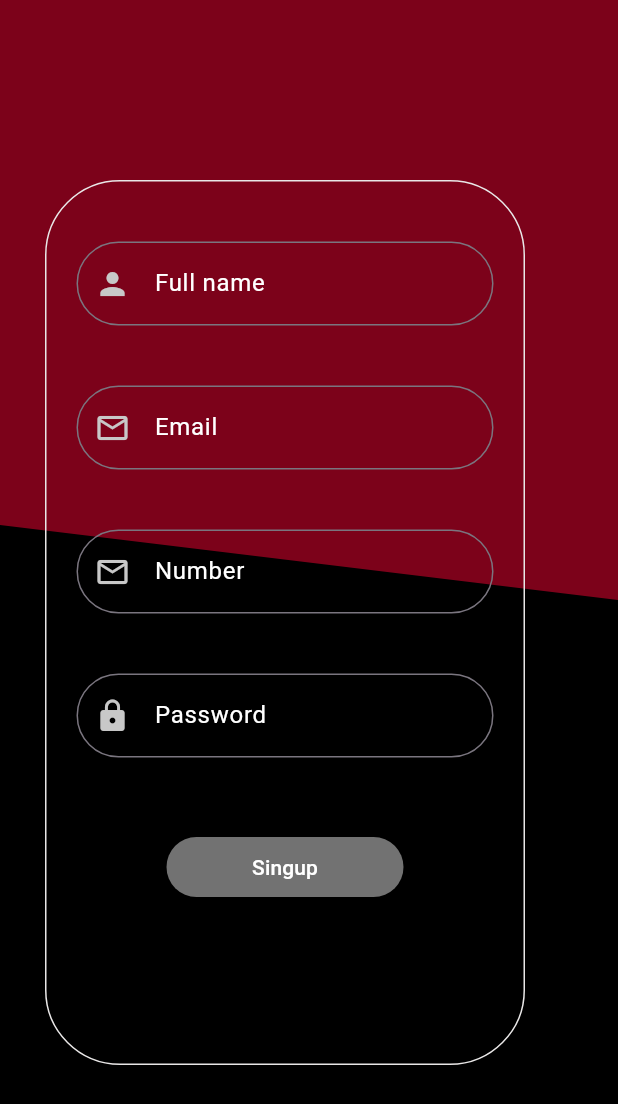
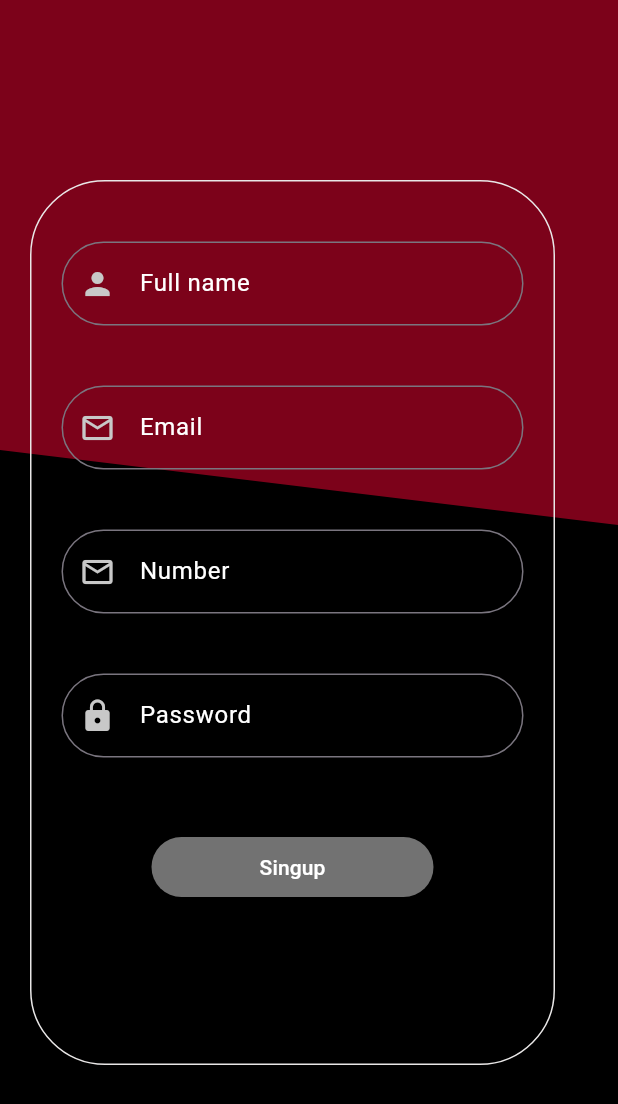
Before and after one commit to razakrazu/Spent-time, a Flutter app: the screen it shows after launch, after a tap on "Create New Account", on a phone screen of 412 x 824 dp. Shown: the top 1104 px of the screen. Run offline on Flutter 3.47's test engine with Material 3 defaults, Android fonts, the phone set to English and light mode, and no system bars; our stand-ins replace cloud_firestore, firebase_core, flutter_custom_clippers, get; accounts and stored records are empty.

Commit message:
home screen

```diff
--- a/lib/main.dart
+++ b/lib/main.dart
@@ -1,7 +1,9 @@
 import 'package:firebase_core/firebase_core.dart';
 import 'package:flutter/material.dart';
 import 'package:get/get_navigation/src/root/get_material_app.dart';
+import 'package:get/get_navigation/src/routes/get_route.dart';
 import 'package:spent_time/screens/login%20and%20singup/login_screen.dart';
+import 'package:spent_time/screens/login%20and%20singup/singup/singup_screen.dart';
 
 Future<void> main() async {
   WidgetsFlutterBinding.ensureInitialized();
@@ -25,7 +27,12 @@ class MyApp extends StatelessWidget {
         colorScheme: ColorScheme.fromSeed(seedColor: Colors.deepPurple),
         useMaterial3: true,
       ),
-      home:  Login_Screen(),
+
+      initialRoute: '/page1',
+      getPages: [
+        GetPage(name: '/page1', page: () => Login_Screen()),
+        GetPage(name: '/page2', page: () => Singup_Screen()),
+      ]
     );
   }
 }
--- a/lib/screens/login and singup/login_screen.dart
+++ b/lib/screens/login and singup/login_screen.dart
@@ -1,6 +1,7 @@
 
 import 'package:flutter/material.dart';
-import 'package:get/get_state_manager/src/rx_flutter/rx_obx_widget.dart';
+import 'package:flutter_custom_clippers/flutter_custom_clippers.dart';
+import 'package:get/get.dart';
 import 'package:spent_time/screens/login%20and%20singup/singup/singup_screen.dart';
 
 
@@ -10,14 +11,32 @@ class Login_Screen extends StatelessWidget {
   @override
   Widget build(BuildContext context) {
     return Scaffold(
-    backgroundColor: const Color.fromARGB(255, 101, 101, 101),
+    backgroundColor: Color.fromARGB(255, 0, 0, 0),
       body:
       //  Obx(() {  return
+          Stack(
+            children: [
+              ClipPath(
+            clipper: ArrowClipper(400, 0, Edge.RIGHT),
+            // clipper: RoundedDiagonalPathClipper(),
+                            // clipper: WaveClipperTwo(),
+  //  clipper: DiagonalPathClipperTwo(),
+
+
+              child: Container(
+                height: 1000,
+
+                color: Color.fromARGB(255, 124, 2, 26),
+
+
+              ),
+
+            ),
               Container(
 
             // decoration: const BoxDecoration(
             //   image: DecorationImage(
-          //       image: AssetImage('lib/assets/fkljk.jpg'), fit: BoxFit.cover),
+            //       image: AssetImage('lib/assets/djedjo.jpeg'), fit: BoxFit.cover),
             // ),
 
             child: Padding(
@@ -25,23 +44,23 @@ class Login_Screen extends StatelessWidget {
               child: ListView(
                 children: [
                   Padding(
-                  padding: const EdgeInsets.only(left: 15, right: 15, top: 150),
+                    padding: const EdgeInsets.only(left: 20, right: 20, top: 200),
                     child: Container(
                       alignment: Alignment.center,
                       decoration: BoxDecoration(
                         border: Border.all(
-                          color: Color.fromARGB(255, 113, 109, 109)),
+                            color: Color.fromARGB(255, 255, 255, 255)),
                         borderRadius: BorderRadius.circular(50),
                       ),
                       height: 500,
-                    width: 500,
+                      width: 300,
                       child: Column(
                         children: [
                           const SizedBox(
                             height: 70,
                           ),
                           Padding(
-                          padding: const EdgeInsets.all(20),
+                            padding: const EdgeInsets.all(25),
                             child: TextFormField(
                               decoration: InputDecoration(
                                 border: OutlineInputBorder(
@@ -56,7 +75,7 @@ class Login_Screen extends StatelessWidget {
                             ),
                           ),
                           Padding(
-                          padding: const EdgeInsets.all(20),
+                            padding: const EdgeInsets.all(25),
                             child: TextFormField(
                               decoration: InputDecoration(
 
@@ -104,10 +123,7 @@ class Login_Screen extends StatelessWidget {
                             padding: const EdgeInsets.only(top: 10),
                             child: TextButton(
                               onPressed: () {
-                               Navigator.push(
-              context,
-              MaterialPageRoute(builder: (context) => Singup_Screen()),
-            );
+                                   Get.to(Singup_Screen());
                               },
                               child: const Text('Create New Account',
                                   style: TextStyle(color: Colors.white)),
@@ -121,6 +137,8 @@ class Login_Screen extends StatelessWidget {
               ),
             )
             ),
+            ],
+          ),
       // }),
     );
   }
--- a/lib/screens/login and singup/singup/singup_screen.dart
+++ b/lib/screens/login and singup/singup/singup_screen.dart
@@ -1,6 +1,7 @@
 import 'package:flutter/material.dart';
 import 'package:flutter_custom_clippers/flutter_custom_clippers.dart';
 import 'package:get/get.dart';
+import 'package:spent_time/bottom_navigation/botton_navigation.dart';
 import 'package:spent_time/screens/login%20and%20singup/singup/controller/controller.dart';
 
 
@@ -16,17 +17,19 @@ class Singup_Screen extends StatelessWidget {
       backgroundColor: Colors.black,
       body:
       // Obx(() {  return
+
         Stack(
           children: [
+
             ClipPath(
-            // clipper: ArrowClipper(10, 100, Edge.RIGHT),
+            // clipper: ArrowClipper(400, 40, Edge.BOTTOM),
             // clipper: RoundedDiagonalPathClipper(),
                             // clipper: WaveClipperTwo(),
    clipper: DiagonalPathClipperTwo(),
 
 
               child: Container(
-                height: 400,
+                height: 350,
 
                 color: Color.fromARGB(255, 124, 2, 26),
 
@@ -37,13 +40,13 @@ class Singup_Screen extends StatelessWidget {
 
 
             Padding(
-            padding: const EdgeInsets.only(left: 30,right: 30,top: 120),
+            padding: const EdgeInsets.only(left: 20,right: 20,top: 120),
             child: ClipPath(
 
               child: Container(
 
                   height: 590,
-                  width: 320,
+                  width: 350,
                  decoration: BoxDecoration(
 
                             border: Border.all(
@@ -124,12 +127,7 @@ class Singup_Screen extends StatelessWidget {
                                  child: ElevatedButton(onPressed: (){
                                   // clientController.addClient();
                                   // print(EmailController);
-                      //                Navigator.push(
-                      //   context,
-                      //   MaterialPageRoute(builder: (context) => BottomNavigationExample(
-
-                      //   )),
-                      // );
+                          Get.to(BottomNavigationExample());
 
                                  }, child: Text('Singup', style:const TextStyle(color: Color.fromARGB(255, 255, 255, 255)),),   style: ElevatedButton.styleFrom(
                                       primary: Color.fromARGB(255, 114, 114, 114),
```
Also changed, not shown: lib/screens/booking_screen/booking_screen.dart (added, +12 -0 lines), lib/screens/home_screen/home_screen.dart (+93 -50 lines), lib/screens/home_screen/widgets/maincards.dart (added, +50 -0 lines), pubspec.yaml (+6 -2 lines), lib/assets/djedjo.jpeg (added), lib/assets/fgdh.jpeg (added), lib/assets/jgvjvjh.jpeg (added), lib/assets/klglff.jpg (added), lib/assets/s kss.jpeg (added), lib/assets/wer 2.jpg (added). Lines whose indentation alone changed are shown as unchanged.
